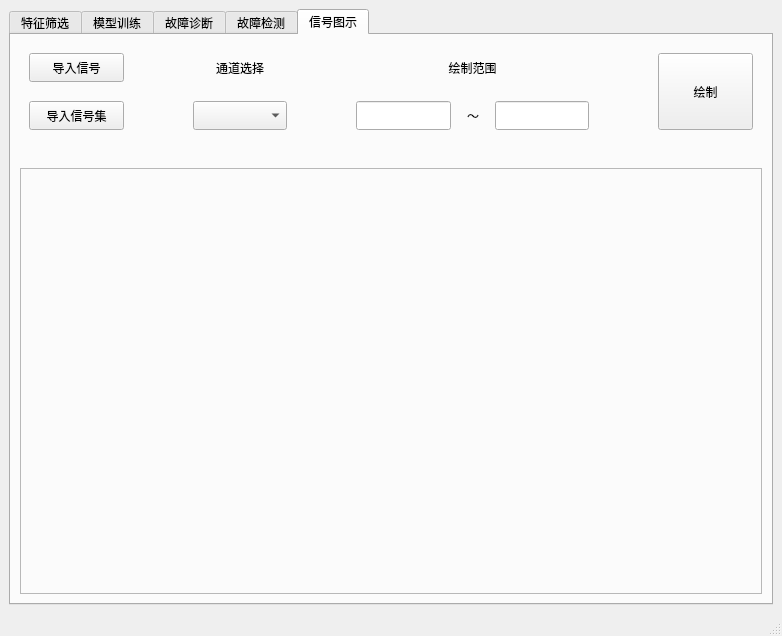
Old version of the form GUI/MainWindow.ui in the repository DuskSwan/fault_estimation_master_design.
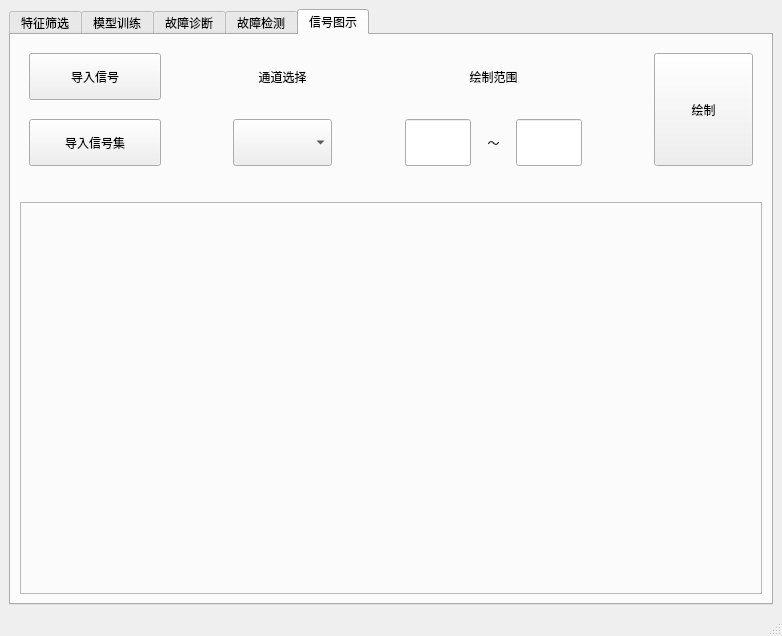
New version of the form.

Commit message: layout and plot fix

Patch:
```diff
--- a/GUI/MainWindow.ui
+++ b/GUI/MainWindow.ui
@@ -961,10 +961,10 @@
        <attribute name="title">
         <string>信号图示</string>
        </attribute>
-       <layout class="QVBoxLayout" name="verticalLayout" stretch="4,1,18">
+       <layout class="QVBoxLayout" name="verticalLayout" stretch="6,1,18">
         <item>
          <widget class="QWidget" name="widgetInView" native="true">
-          <layout class="QGridLayout" name="gridLayout_8" rowstretch="4,1,4" columnstretch="3,2,3,2,3,1,3,2,3">
+          <layout class="QGridLayout" name="gridLayout_8" rowstretch="6,1,6" columnstretch="4,2,3,2,2,1,2,2,3">
            <item row="2" column="2">
             <widget class="QComboBox" name="comboBoxSelectChannelInView">
              <property name="sizePolicy">
@@ -1184,7 +1184,7 @@
           <property name="sizeHint" stdset="0">
            <size>
             <width>20</width>
-            <height>19</height>
+            <height>18</height>
            </size>
           </property>
          </spacer>
```
The commit also changes 3 other files.
